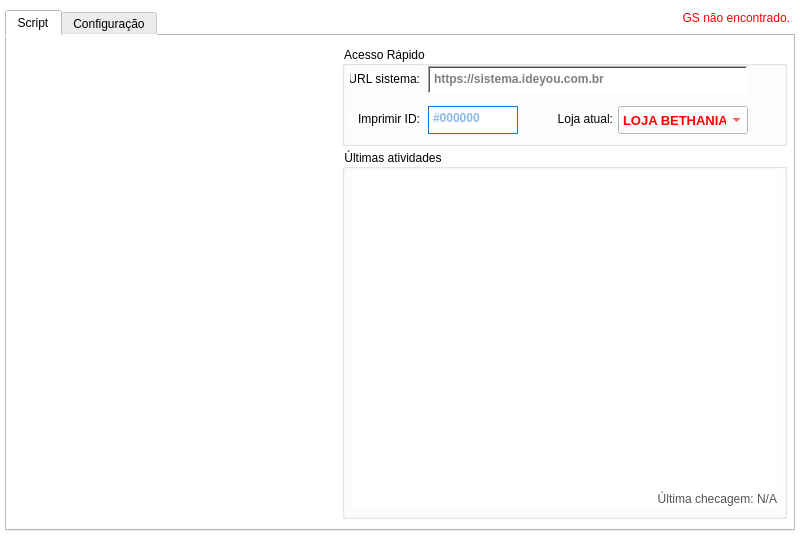
The window that assets/main.ui (ioisaque/ideyou-print) describes before a commit, drawn with Qt 5.
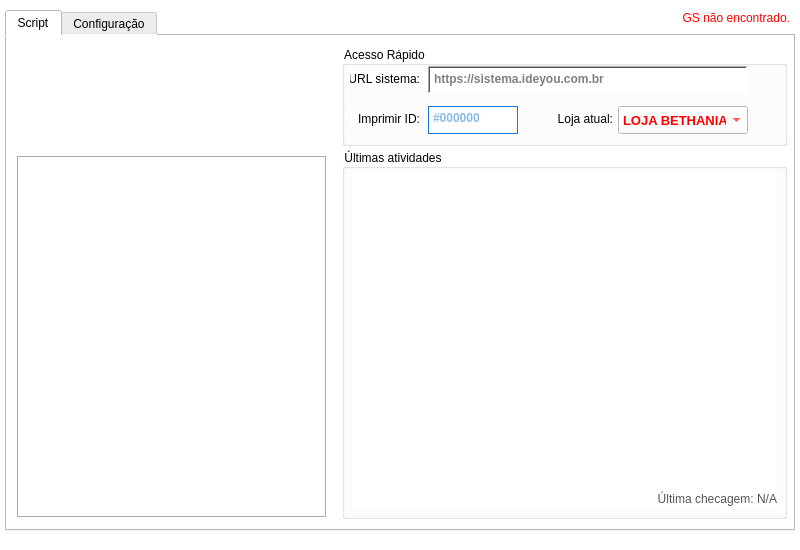
The same window after the commit. Icons and pictures are not drawn.

Commit message: new icons, preview working

Diff of the .ui file:
```diff
--- a/assets/main.ui
+++ b/assets/main.ui
@@ -441,16 +441,6 @@
        </property>
       </widget>
      </widget>
-     <widget class="QWidget" name="preview_widget" native="true">
-      <property name="geometry">
-       <rect>
-        <x>0</x>
-        <y>110</y>
-        <width>330</width>
-        <height>380</height>
-       </rect>
-      </property>
-     </widget>
      <widget class="QGroupBox" name="gpb_main_2">
       <property name="geometry">
        <rect>
@@ -563,10 +553,10 @@
      <widget class="QLabel" name="img_logo_2">
       <property name="geometry">
        <rect>
-        <x>35</x>
-        <y>20</y>
-        <width>260</width>
-        <height>87</height>
+        <x>15</x>
+        <y>10</y>
+        <width>300</width>
+        <height>100</height>
        </rect>
       </property>
       <property name="sizePolicy">
@@ -588,6 +578,38 @@
        <set>Qt::AlignCenter</set>
       </property>
      </widget>
+     <widget class="QScrollArea" name="preview_area">
+      <property name="geometry">
+       <rect>
+        <x>10</x>
+        <y>120</y>
+        <width>310</width>
+        <height>362</height>
+       </rect>
+      </property>
+      <property name="autoFillBackground">
+       <bool>true</bool>
+      </property>
+      <property name="styleSheet">
+       <string notr="true">background: #FFF;</string>
+      </property>
+      <property name="frameShape">
+       <enum>QFrame::Box</enum>
+      </property>
+      <property name="widgetResizable">
+       <bool>true</bool>
+      </property>
+      <widget class="QWidget" name="scrollAreaWidgetContents">
+       <property name="geometry">
+        <rect>
+         <x>0</x>
+         <y>0</y>
+         <width>306</width>
+         <height>358</height>
+        </rect>
+       </property>
+      </widget>
+     </widget>
     </widget>
     <widget class="QWidget" name="tab2">
      <attribute name="title">
```
Left out of the diff: 9 changed lines with no effect on the pictures. The commit also changes 6 other files.
